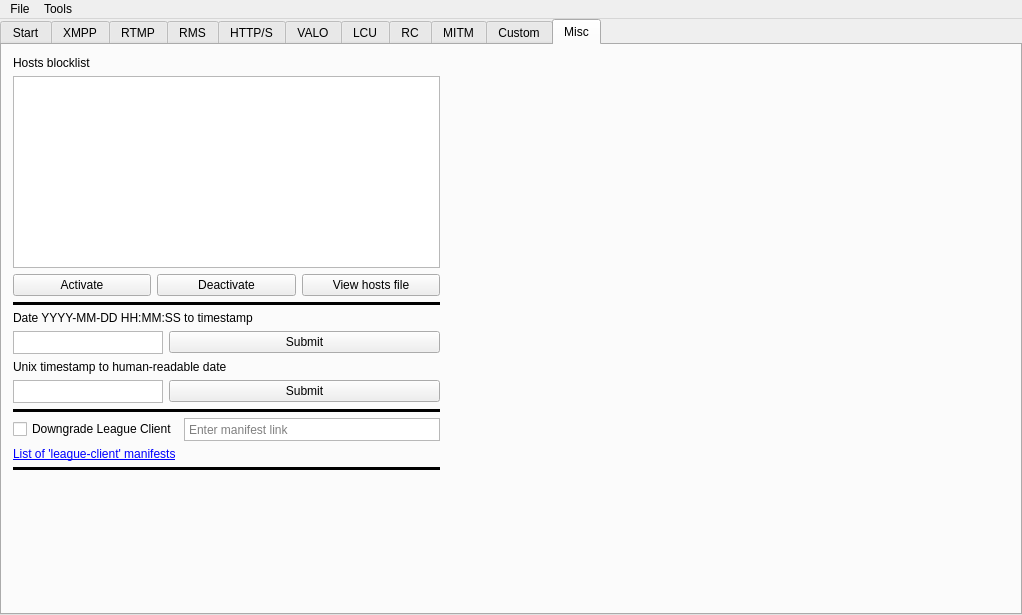
Old version of the form LeagueClientDebugger/LeagueClientDebugger.ui in the repository KebsCS/LeagueClientDebugger.
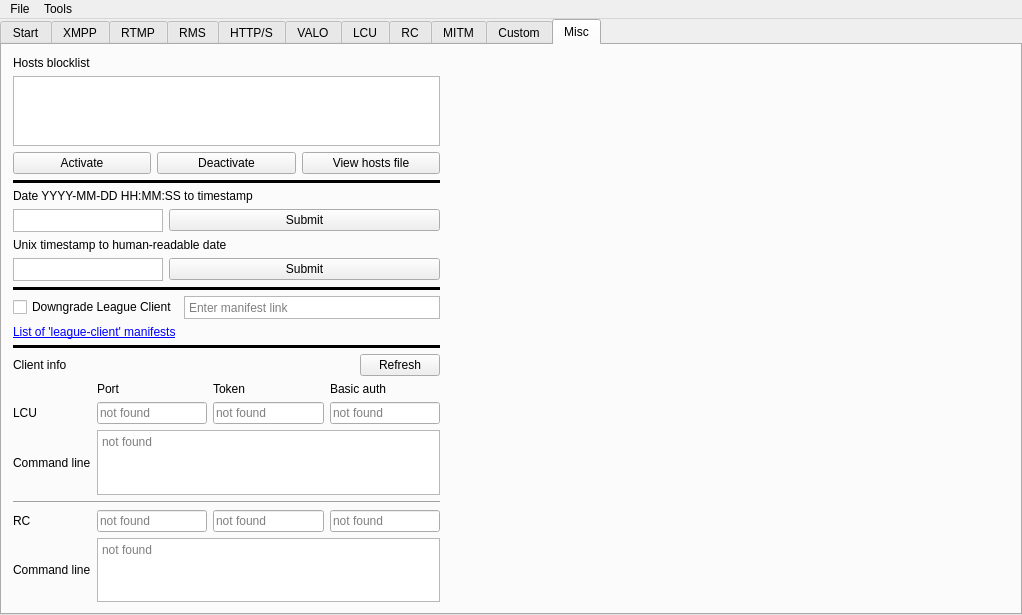
New version of the form. The open tabs and pages were chosen to show the change.

Commit message: Add sending custom RC requests, viewing LCU and RC info

The edit to the form file:
```diff
--- a/LeagueClientDebugger/LeagueClientDebugger.ui
+++ b/LeagueClientDebugger/LeagueClientDebugger.ui
@@ -2382,6 +2382,204 @@
          </layout>
         </item>
         <item row="12" column="0">
+         <layout class="QVBoxLayout" name="verticalLayout_clientInfo">
+          <item>
+           <layout class="QHBoxLayout" name="horizontalLayout_clientInfo">
+            <item>
+             <widget class="QLabel" name="miscClientInfoLabel">
+              <property name="text">
+               <string>Client info</string>
+              </property>
+             </widget>
+            </item>
+            <item>
+             <widget class="QPushButton" name="miscButtonRefreshClientInfo">
+              <property name="sizePolicy">
+               <sizepolicy hsizetype="Fixed" vsizetype="Fixed">
+                <horstretch>0</horstretch>
+                <verstretch>0</verstretch>
+               </sizepolicy>
+              </property>
+              <property name="text">
+               <string>Refresh</string>
+              </property>
+             </widget>
+            </item>
+           </layout>
+          </item>
+          <item>
+           <layout class="QGridLayout" name="gridLayout_clientInfo" columnstretch="0,0,0,0">
+            <item row="1" column="1">
+             <widget class="QLineEdit" name="miscLcuPort">
+              <property name="readOnly">
+               <bool>true</bool>
+              </property>
+              <property name="placeholderText">
+               <string>not found</string>
+              </property>
+             </widget>
+            </item>
+            <item row="1" column="0">
+             <widget class="QLabel" name="miscClientInfoLabelLcu">
+              <property name="text">
+               <string>LCU</string>
+              </property>
+             </widget>
+            </item>
+            <item row="0" column="2">
+             <widget class="QLabel" name="miscClientInfoHeader_2">
+              <property name="text">
+               <string>Token</string>
+              </property>
+             </widget>
+            </item>
+            <item row="0" column="1">
+             <widget class="QLabel" name="miscClientInfoHeader_1">
+              <property name="text">
+               <string>Port</string>
+              </property>
+             </widget>
+            </item>
+            <item row="0" column="3">
+             <widget class="QLabel" name="miscClientInfoHeader_3">
+              <property name="text">
+               <string>Basic auth</string>
+              </property>
+             </widget>
+            </item>
+            <item row="2" column="0">
+             <widget class="QLabel" name="miscClientInfoCmdLabelLcu">
+              <property name="text">
+               <string>Command line</string>
+              </property>
+             </widget>
+            </item>
+            <item row="1" column="3">
+             <widget class="QLineEdit" name="miscLcuAuth">
+              <property name="readOnly">
+               <bool>true</bool>
+              </property>
+              <property name="placeholderText">
+               <string>not found</string>
+              </property>
+             </widget>
+            </item>
+            <item row="1" column="2">
+             <widget class="QLineEdit" name="miscLcuToken">
+              <property name="readOnly">
+               <bool>true</bool>
+              </property>
+              <property name="placeholderText">
+               <string>not found</string>
+              </property>
+             </widget>
+            </item>
+            <item row="4" column="3">
+             <widget class="QLineEdit" name="miscRcAuth">
+              <property name="readOnly">
+               <bool>true</bool>
+              </property>
+              <property name="placeholderText">
+               <string>not found</string>
+              </property>
+             </widget>
+            </item>
+            <item row="2" column="1" colspan="3">
+             <widget class="QPlainTextEdit" name="miscLcuCmdline">
+              <property name="sizePolicy">
+               <sizepolicy hsizetype="Expanding" vsizetype="Fixed">
+                <horstretch>0</horstretch>
+                <verstretch>0</verstretch>
+               </sizepolicy>
+              </property>
+              <property name="maximumSize">
+               <size>
+                <width>16777215</width>
+                <height>70</height>
+               </size>
+              </property>
+              <property name="lineWrapMode">
+               <enum>QPlainTextEdit::WidgetWidth</enum>
+              </property>
+              <property name="readOnly">
+               <bool>true</bool>
+              </property>
+              <property name="placeholderText">
+               <string>not found</string>
+              </property>
+             </widget>
+            </item>
+            <item row="4" column="1">
+             <widget class="QLineEdit" name="miscRcPort">
+              <property name="readOnly">
+               <bool>true</bool>
+              </property>
+              <property name="placeholderText">
+               <string>not found</string>
+              </property>
+             </widget>
+            </item>
+            <item row="4" column="2">
+             <widget class="QLineEdit" name="miscRcToken">
+              <property name="readOnly">
+               <bool>true</bool>
+              </property>
+              <property name="placeholderText">
+               <string>not found</string>
+              </property>
+             </widget>
+            </item>
+            <item row="4" column="0">
+             <widget class="QLabel" name="miscClientInfoLabelRc">
+              <property name="text">
+               <string>RC</string>
+              </property>
+             </widget>
+            </item>
+            <item row="5" column="1" colspan="3">
+             <widget class="QPlainTextEdit" name="miscRcCmdline">
+              <property name="sizePolicy">
+               <sizepolicy hsizetype="Expanding" vsizetype="Fixed">
+                <horstretch>0</horstretch>
+                <verstretch>0</verstretch>
+               </sizepolicy>
+              </property>
+              <property name="maximumSize">
+               <size>
+                <width>16777215</width>
+                <height>70</height>
+               </size>
+              </property>
+              <property name="lineWrapMode">
+               <enum>QPlainTextEdit::WidgetWidth</enum>
+              </property>
+              <property name="readOnly">
+               <bool>true</bool>
+              </property>
+              <property name="placeholderText">
+               <string>not found</string>
+              </property>
+             </widget>
+            </item>
+            <item row="5" column="0">
+             <widget class="QLabel" name="miscClientInfoCmdLabelRc">
+              <property name="text">
+               <string>Command line</string>
+              </property>
+             </widget>
+            </item>
+            <item row="3" column="0" colspan="4">
+             <widget class="Line" name="line_4">
+              <property name="orientation">
+               <enum>Qt::Horizontal</enum>
+              </property>
+             </widget>
+            </item>
+           </layout>
+          </item>
+         </layout>
+        </item>
+        <item row="13" column="0">
          <spacer name="verticalSpacer_2">
           <property name="orientation">
            <enum>Qt::Vertical</enum>
```
Left out of the diff: 5 changed lines with no effect on the pictures. The commit also changes 3 other files.
